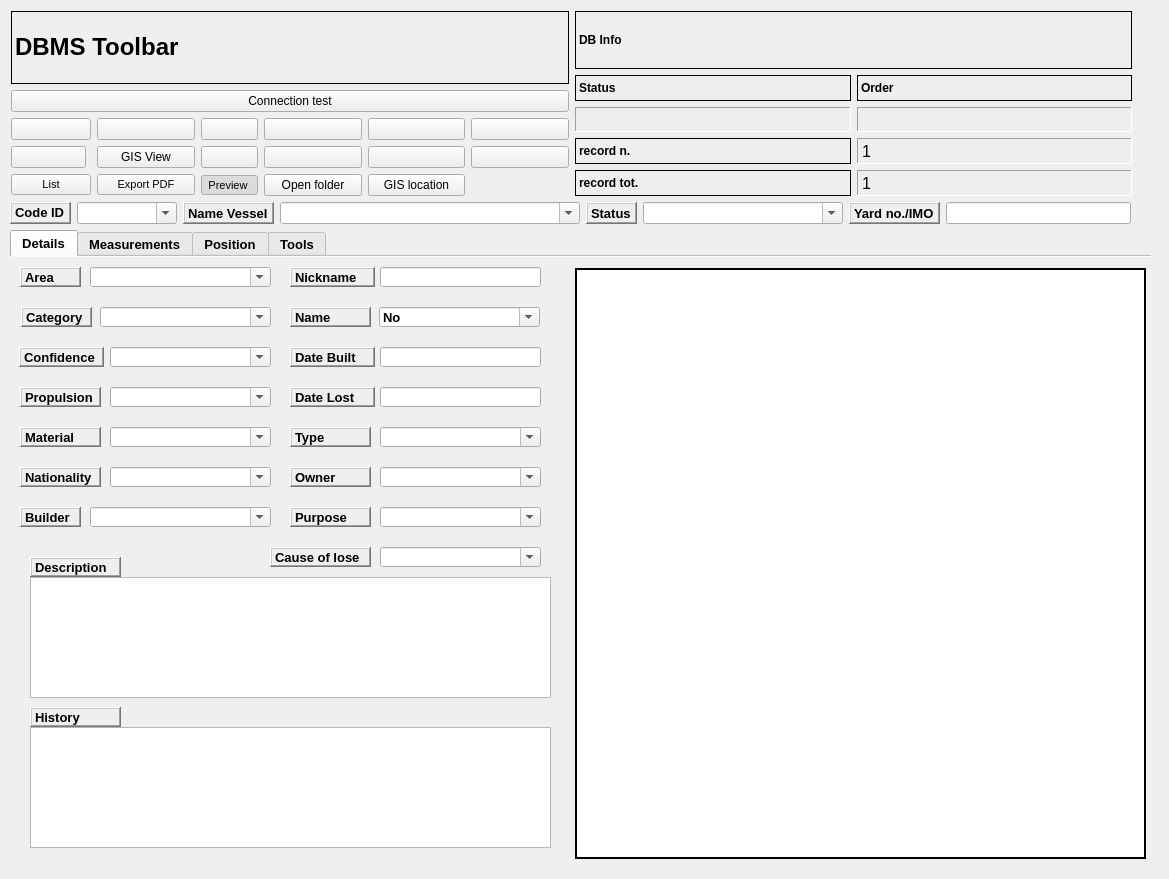
Above: gui/ui/hff_system__SHIPWRECK_ui.ui from enzococca/HFF before the change. Below: the same form after it.
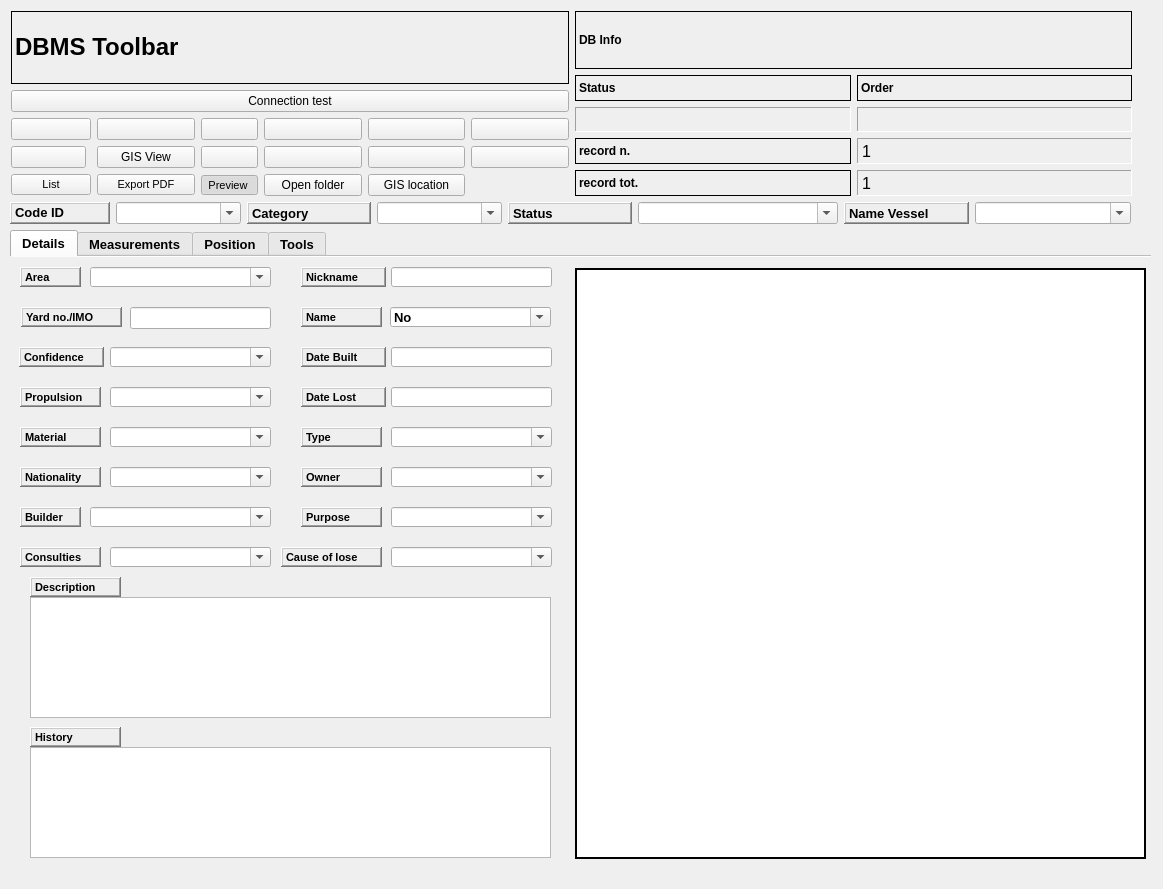
That is the form after the change. Icons and pictures are not drawn. Custom widgets are drawn as their Qt base class.

```diff
--- a/gui/ui/hff_system__SHIPWRECK_ui.ui
+++ b/gui/ui/hff_system__SHIPWRECK_ui.ui
@@ -10,8 +10,8 @@
    <rect>
     <x>0</x>
     <y>0</y>
-    <width>1169</width>
-    <height>879</height>
+    <width>1163</width>
+    <height>889</height>
    </rect>
   </property>
   <property name="minimumSize">
@@ -207,7 +207,7 @@
      </property>
      <property name="font">
       <font>
-       <pointsize>10</pointsize>
+       <pointsize>8</pointsize>
        <weight>75</weight>
        <bold>true</bold>
       </font>
@@ -222,62 +222,18 @@
       <string>Confidence</string>
      </property>
     </widget>
-    <widget class="QComboBox" name="comboBox_category">
-     <property name="geometry">
-      <rect>
-       <x>90</x>
-       <y>50</y>
-       <width>171</width>
-       <height>20</height>
-      </rect>
-     </property>
-     <property name="minimumSize">
-      <size>
-       <width>100</width>
-       <height>0</height>
-      </size>
-     </property>
-     <property name="editable">
-      <bool>true</bool>
-     </property>
-     <item>
-      <property name="text">
-       <string/>
-      </property>
-     </item>
-     <item>
-      <property name="text">
-       <string>Wreck</string>
-      </property>
-     </item>
-     <item>
-      <property name="text">
-       <string>Obstruction</string>
-      </property>
-     </item>
-     <item>
-      <property name="text">
-       <string>Foul</string>
-      </property>
-     </item>
-     <item>
-      <property name="text">
-       <string>Unknown</string>
-      </property>
-     </item>
-    </widget>
     <widget class="QLabel" name="label_21">
      <property name="geometry">
       <rect>
        <x>11</x>
        <y>50</y>
-       <width>71</width>
+       <width>101</width>
        <height>20</height>
       </rect>
      </property>
      <property name="font">
       <font>
-       <pointsize>10</pointsize>
+       <pointsize>8</pointsize>
        <weight>75</weight>
        <bold>true</bold>
       </font>
@@ -289,7 +245,7 @@
       <enum>QFrame::Raised</enum>
      </property>
      <property name="text">
-      <string>Category</string>
+      <string>Yard no./IMO</string>
      </property>
     </widget>
     <widget class="QLabel" name="label_48">
@@ -303,7 +259,7 @@
      </property>
      <property name="font">
       <font>
-       <pointsize>10</pointsize>
+       <pointsize>8</pointsize>
        <weight>75</weight>
        <bold>true</bold>
       </font>
@@ -348,7 +304,7 @@
      </property>
      <property name="font">
       <font>
-       <pointsize>10</pointsize>
+       <pointsize>8</pointsize>
        <weight>75</weight>
        <bold>true</bold>
       </font>
@@ -418,7 +374,7 @@
      </property>
      <property name="font">
       <font>
-       <pointsize>10</pointsize>
+       <pointsize>8</pointsize>
        <weight>75</weight>
        <bold>true</bold>
       </font>
@@ -483,7 +439,7 @@
      </property>
      <property name="font">
       <font>
-       <pointsize>10</pointsize>
+       <pointsize>8</pointsize>
        <weight>75</weight>
        <bold>true</bold>
       </font>
@@ -528,7 +484,7 @@
      </property>
      <property name="font">
       <font>
-       <pointsize>10</pointsize>
+       <pointsize>8</pointsize>
        <weight>75</weight>
        <bold>true</bold>
       </font>
@@ -565,7 +521,7 @@
     <widget class="QLabel" name="label_17">
      <property name="geometry">
       <rect>
-       <x>280</x>
+       <x>291</x>
        <y>90</y>
        <width>85</width>
        <height>20</height>
@@ -573,7 +529,7 @@
      </property>
      <property name="font">
       <font>
-       <pointsize>10</pointsize>
+       <pointsize>8</pointsize>
        <weight>75</weight>
        <bold>true</bold>
       </font>
@@ -591,7 +547,7 @@
     <widget class="QLineEdit" name="lineEdit_date_built">
      <property name="geometry">
       <rect>
-       <x>370</x>
+       <x>381</x>
        <y>90</y>
        <width>161</width>
        <height>20</height>
@@ -601,7 +557,7 @@
     <widget class="QComboBox" name="comboBox_type">
      <property name="geometry">
       <rect>
-       <x>370</x>
+       <x>381</x>
        <y>170</y>
        <width>161</width>
        <height>20</height>
@@ -660,7 +616,7 @@
     <widget class="QLabel" name="label_55">
      <property name="geometry">
       <rect>
-       <x>280</x>
+       <x>291</x>
        <y>170</y>
        <width>81</width>
        <height>20</height>
@@ -668,7 +624,7 @@
      </property>
      <property name="font">
       <font>
-       <pointsize>10</pointsize>
+       <pointsize>8</pointsize>
        <weight>75</weight>
        <bold>true</bold>
       </font>
@@ -686,7 +642,7 @@
     <widget class="QComboBox" name="comboBox_owner">
      <property name="geometry">
       <rect>
-       <x>370</x>
+       <x>381</x>
        <y>210</y>
        <width>161</width>
        <height>20</height>
@@ -705,7 +661,7 @@
     <widget class="QLabel" name="label_56">
      <property name="geometry">
       <rect>
-       <x>280</x>
+       <x>291</x>
        <y>210</y>
        <width>81</width>
        <height>20</height>
@@ -713,7 +669,7 @@
      </property>
      <property name="font">
       <font>
-       <pointsize>10</pointsize>
+       <pointsize>8</pointsize>
        <weight>75</weight>
        <bold>true</bold>
       </font>
@@ -731,7 +687,7 @@
     <widget class="QComboBox" name="comboBox_purpose">
      <property name="geometry">
       <rect>
-       <x>370</x>
+       <x>381</x>
        <y>250</y>
        <width>161</width>
        <height>20</height>
@@ -746,11 +702,31 @@
      <property name="editable">
       <bool>true</bool>
      </property>
+     <item>
+      <property name="text">
+       <string/>
+      </property>
+     </item>
+     <item>
+      <property name="text">
+       <string>Transportation</string>
+      </property>
+     </item>
+     <item>
+      <property name="text">
+       <string>Combat</string>
+      </property>
+     </item>
+     <item>
+      <property name="text">
+       <string>Leisure</string>
+      </property>
+     </item>
     </widget>
     <widget class="QLabel" name="label_57">
      <property name="geometry">
       <rect>
-       <x>280</x>
+       <x>291</x>
        <y>250</y>
        <width>81</width>
        <height>20</height>
@@ -758,7 +734,7 @@
      </property>
      <property name="font">
       <font>
-       <pointsize>10</pointsize>
+       <pointsize>8</pointsize>
        <weight>75</weight>
        <bold>true</bold>
       </font>
@@ -776,7 +752,7 @@
     <widget class="QComboBox" name="comboBox_cause">
      <property name="geometry">
       <rect>
-       <x>370</x>
+       <x>381</x>
        <y>290</y>
        <width>161</width>
        <height>20</height>
@@ -855,7 +831,7 @@
     <widget class="QLabel" name="label_58">
      <property name="geometry">
       <rect>
-       <x>260</x>
+       <x>271</x>
        <y>290</y>
        <width>101</width>
        <height>20</height>
@@ -863,7 +839,7 @@
      </property>
      <property name="font">
       <font>
-       <pointsize>10</pointsize>
+       <pointsize>8</pointsize>
        <weight>75</weight>
        <bold>true</bold>
       </font>
@@ -882,7 +858,7 @@
      <property name="geometry">
       <rect>
        <x>20</x>
-       <y>320</y>
+       <y>340</y>
        <width>521</width>
        <height>121</height>
       </rect>
@@ -892,9 +868,9 @@
      <property name="geometry">
       <rect>
        <x>20</x>
-       <y>470</y>
+       <y>490</y>
        <width>521</width>
-       <height>121</height>
+       <height>111</height>
       </rect>
      </property>
     </widget>
@@ -902,14 +878,14 @@
      <property name="geometry">
       <rect>
        <x>20</x>
-       <y>300</y>
+       <y>320</y>
        <width>91</width>
        <height>20</height>
       </rect>
      </property>
      <property name="font">
       <font>
-       <pointsize>10</pointsize>
+       <pointsize>8</pointsize>
        <weight>75</weight>
        <bold>true</bold>
       </font>
@@ -928,14 +904,14 @@
      <property name="geometry">
       <rect>
        <x>20</x>
-       <y>450</y>
+       <y>470</y>
        <width>91</width>
        <height>20</height>
       </rect>
      </property>
      <property name="font">
       <font>
-       <pointsize>10</pointsize>
+       <pointsize>8</pointsize>
        <weight>75</weight>
        <bold>true</bold>
       </font>
@@ -953,7 +929,7 @@
     <widget class="QLabel" name="label_18">
      <property name="geometry">
       <rect>
-       <x>280</x>
+       <x>291</x>
        <y>130</y>
        <width>85</width>
        <height>20</height>
@@ -961,7 +937,7 @@
      </property>
      <property name="font">
       <font>
-       <pointsize>10</pointsize>
+       <pointsize>8</pointsize>
        <weight>75</weight>
        <bold>true</bold>
       </font>
@@ -979,7 +955,7 @@
     <widget class="QLineEdit" name="lineEdit_date_lost">
      <property name="geometry">
       <rect>
-       <x>370</x>
+       <x>381</x>
        <y>130</y>
        <width>161</width>
        <height>20</height>
@@ -989,7 +965,7 @@
     <widget class="QLineEdit" name="lineEdit_nickname">
      <property name="geometry">
       <rect>
-       <x>370</x>
+       <x>381</x>
        <y>10</y>
        <width>161</width>
        <height>20</height>
@@ -1002,7 +978,7 @@
     <widget class="QLabel" name="label_26">
      <property name="geometry">
       <rect>
-       <x>280</x>
+       <x>291</x>
        <y>10</y>
        <width>85</width>
        <height>20</height>
@@ -1010,7 +986,7 @@
      </property>
      <property name="font">
       <font>
-       <pointsize>10</pointsize>
+       <pointsize>8</pointsize>
        <weight>75</weight>
        <bold>true</bold>
       </font>
@@ -1028,7 +1004,7 @@
     <widget class="QLabel" name="label_64">
      <property name="geometry">
       <rect>
-       <x>280</x>
+       <x>291</x>
        <y>50</y>
        <width>81</width>
        <height>20</height>
@@ -1036,7 +1012,7 @@
      </property>
      <property name="font">
       <font>
-       <pointsize>10</pointsize>
+       <pointsize>8</pointsize>
        <weight>75</weight>
        <bold>true</bold>
       </font>
@@ -1054,7 +1030,7 @@
     <widget class="QComboBox" name="comboBox_name">
      <property name="geometry">
       <rect>
-       <x>369</x>
+       <x>380</x>
        <y>50</y>
        <width>161</width>
        <height>20</height>
@@ -1080,6 +1056,121 @@
       </property>
      </item>
     </widget>
+    <widget class="QLineEdit" name="lineEdit_yard">
+     <property name="geometry">
+      <rect>
+       <x>120</x>
+       <y>50</y>
+       <width>141</width>
+       <height>22</height>
+      </rect>
+     </property>
+    </widget>
+    <widget class="QComboBox" name="comboBox_consulties">
+     <property name="geometry">
+      <rect>
+       <x>100</x>
+       <y>290</y>
+       <width>161</width>
+       <height>20</height>
+      </rect>
+     </property>
+     <property name="minimumSize">
+      <size>
+       <width>150</width>
+       <height>0</height>
+      </size>
+     </property>
+     <property name="editable">
+      <bool>true</bool>
+     </property>
+     <item>
+      <property name="text">
+       <string/>
+      </property>
+     </item>
+     <item>
+      <property name="text">
+       <string>Ran aground</string>
+      </property>
+     </item>
+     <item>
+      <property name="text">
+       <string>Capsized</string>
+      </property>
+     </item>
+     <item>
+      <property name="text">
+       <string>Conflict</string>
+      </property>
+     </item>
+     <item>
+      <property name="text">
+       <string>Collision</string>
+      </property>
+     </item>
+     <item>
+      <property name="text">
+       <string>Crash</string>
+      </property>
+     </item>
+     <item>
+      <property name="text">
+       <string>Foundered</string>
+      </property>
+     </item>
+     <item>
+      <property name="text">
+       <string>Water Leakage</string>
+      </property>
+     </item>
+     <item>
+      <property name="text">
+       <string>Scuttled</string>
+      </property>
+     </item>
+     <item>
+      <property name="text">
+       <string>Explosion</string>
+      </property>
+     </item>
+     <item>
+      <property name="text">
+       <string>Rammed</string>
+      </property>
+     </item>
+     <item>
+      <property name="text">
+       <string>Fire</string>
+      </property>
+     </item>
+    </widget>
+    <widget class="QLabel" name="label_68">
+     <property name="geometry">
+      <rect>
+       <x>10</x>
+       <y>290</y>
+       <width>81</width>
+       <height>20</height>
+      </rect>
+     </property>
+     <property name="font">
+      <font>
+       <pointsize>8</pointsize>
+       <weight>75</weight>
+       <bold>true</bold>
+      </font>
+     </property>
+     <property name="frameShape">
+      <enum>QFrame::WinPanel</enum>
+     </property>
+     <property name="frameShadow">
+      <enum>QFrame::Raised</enum>
+     </property>
+     <property name="text">
+      <string>Consulties</string>
+     </property>
+    </widget>
    </widget>
    <widget class="QWidget" name="tab_2">
     <attribute name="title">
@@ -2912,19 +3003,81 @@
     </rect>
    </property>
    <layout class="QGridLayout" name="gridLayout_6">
-    <item row="0" column="9">
-     <widget class="QLineEdit" name="lineEdit_yard"/>
-    </item>
     <item row="0" column="5">
-     <widget class="QComboBox" name="comboBox_name_vessel">
+     <widget class="QComboBox" name="comboBox_category">
       <property name="minimumSize">
        <size>
-        <width>300</width>
+        <width>100</width>
         <height>0</height>
        </size>
       </property>
       <property name="editable">
        <bool>true</bool>
+      </property>
+      <item>
+       <property name="text">
+        <string/>
+       </property>
+      </item>
+      <item>
+       <property name="text">
+        <string>Wreck</string>
+       </property>
+      </item>
+      <item>
+       <property name="text">
+        <string>Obstruction</string>
+       </property>
+      </item>
+      <item>
+       <property name="text">
+        <string>Foul</string>
+       </property>
+      </item>
+      <item>
+       <property name="text">
+        <string>Unknow</string>
+       </property>
+      </item>
+     </widget>
+    </item>
+    <item row="0" column="8">
+     <widget class="QLabel" name="label_11">
+      <property name="font">
+       <font>
+        <pointsize>10</pointsize>
+        <weight>75</weight>
+        <bold>true</bold>
+       </font>
+      </property>
+      <property name="frameShape">
+       <enum>QFrame::WinPanel</enum>
+      </property>
+      <property name="frameShadow">
+       <enum>QFrame::Raised</enum>
+      </property>
+      <property name="text">
+       <string>Name Vessel</string>
+      </property>
+     </widget>
+    </item>
+    <item row="0" column="4">
+     <widget class="QLabel" name="label_39">
+      <property name="font">
+       <font>
+        <pointsize>10</pointsize>
+        <weight>75</weight>
+        <bold>true</bold>
+       </font>
+      </property>
+      <property name="frameShape">
+       <enum>QFrame::WinPanel</enum>
+      </property>
+      <property name="frameShadow">
+       <enum>QFrame::Raised</enum>
+      </property>
+      <property name="text">
+       <string>Category</string>
       </property>
      </widget>
     </item>
@@ -2960,26 +3113,6 @@
       </property>
      </widget>
     </item>
-    <item row="0" column="8">
-     <widget class="QLabel" name="label_11">
-      <property name="font">
-       <font>
-        <pointsize>10</pointsize>
-        <weight>75</weight>
-        <bold>true</bold>
-       </font>
-      </property>
-      <property name="frameShape">
-       <enum>QFrame::WinPanel</enum>
-      </property>
-      <property name="frameShadow">
-       <enum>QFrame::Raised</enum>
-      </property>
-      <property name="text">
-       <string>Yard no./IMO</string>
-      </property>
-     </widget>
-    </item>
     <item row="0" column="3">
      <widget class="QComboBox" name="comboBox_code">
       <property name="minimumSize">
@@ -2993,26 +3126,6 @@
       </property>
      </widget>
     </item>
-    <item row="0" column="4">
-     <widget class="QLabel" name="label_39">
-      <property name="font">
-       <font>
-        <pointsize>10</pointsize>
-        <weight>75</weight>
-        <bold>true</bold>
-       </font>
-      </property>
-      <property name="frameShape">
-       <enum>QFrame::WinPanel</enum>
-      </property>
-      <property name="frameShadow">
-       <enum>QFrame::Raised</enum>
-      </property>
-      <property name="text">
-       <string>Name Vessel</string>
-      </property>
-     </widget>
-    </item>
     <item row="0" column="7">
      <widget class="QComboBox" name="comboBox_status">
       <property name="minimumSize">
@@ -3046,6 +3159,24 @@
       </property>
      </widget>
     </item>
+    <item row="0" column="9">
+     <widget class="QComboBox" name="comboBox_name_vessel">
+      <property name="minimumSize">
+       <size>
+        <width>156</width>
+        <height>0</height>
+       </size>
+      </property>
+      <property name="font">
+       <font>
+        <pointsize>8</pointsize>
+       </font>
+      </property>
+      <property name="editable">
+       <bool>true</bool>
+      </property>
+     </widget>
+    </item>
    </layout>
   </widget>
  </widget>
```
Left out of the diff: 261 changed lines with no effect on the pictures.
